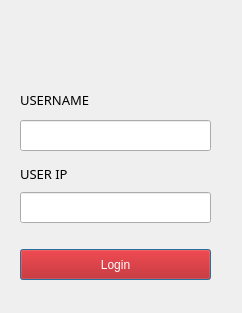
Before: the Qt Designer form src/socket/login.ui in addinedu-ros-4th/deeplearning-repo-5, drawn with Qt 5.
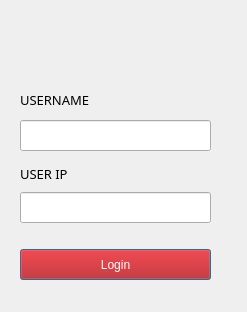
After: the same form once the commit is applied.

Diff of the .ui file:
```diff
--- a/src/socket/login.ui
+++ b/src/socket/login.ui
@@ -6,8 +6,8 @@
    <rect>
     <x>0</x>
     <y>0</y>
-    <width>242</width>
-    <height>313</height>
+    <width>247</width>
+    <height>312</height>
    </rect>
   </property>
   <property name="windowTitle">
```
Left out of the diff: 37 changed lines with no effect on the pictures.
